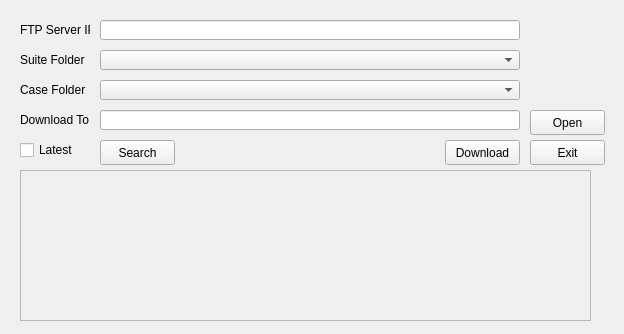
First picture: the form in suite/windows/program_index/program_index.ui, repository jackiejay888/automation, before the edit.
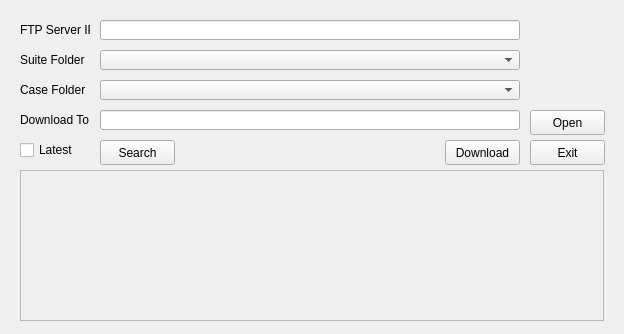
Second picture: the form after the edit.

Diff of the .ui file:
```diff
--- a/suite/windows/program_index/program_index.ui
+++ b/suite/windows/program_index/program_index.ui
@@ -119,7 +119,7 @@
     <rect>
      <x>20</x>
      <y>170</y>
-     <width>571</width>
+     <width>584</width>
      <height>151</height>
     </rect>
    </property>
@@ -131,7 +131,7 @@
      <rect>
       <x>0</x>
       <y>0</y>
-      <width>569</width>
+      <width>582</width>
       <height>149</height>
      </rect>
     </property>
```
